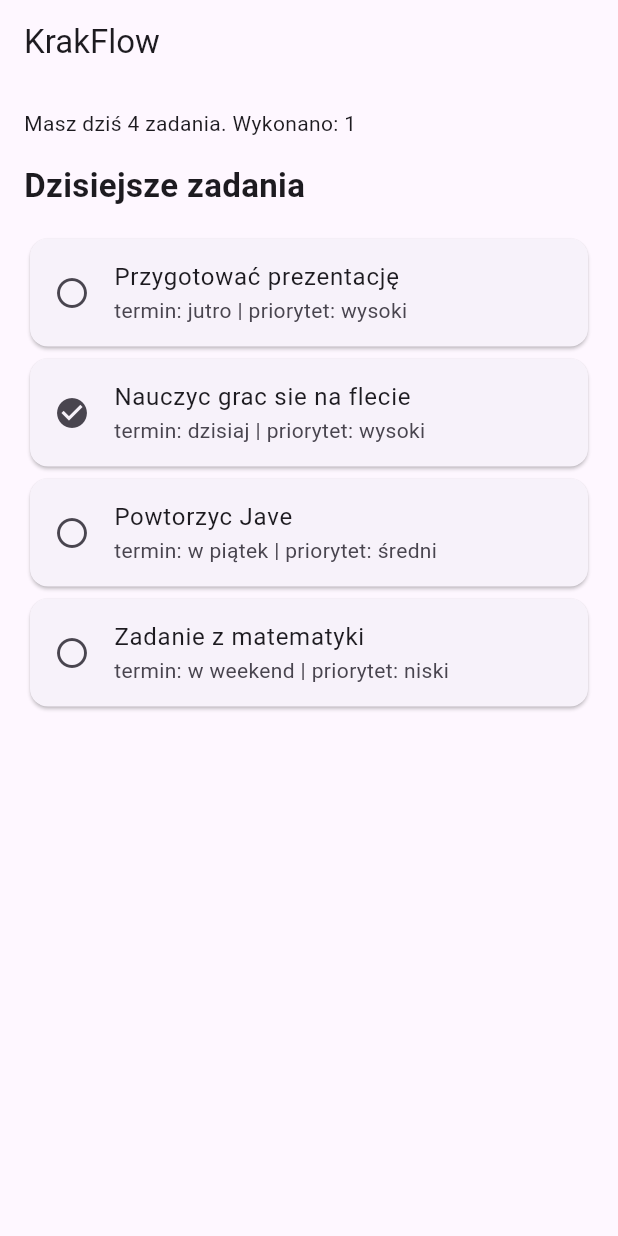
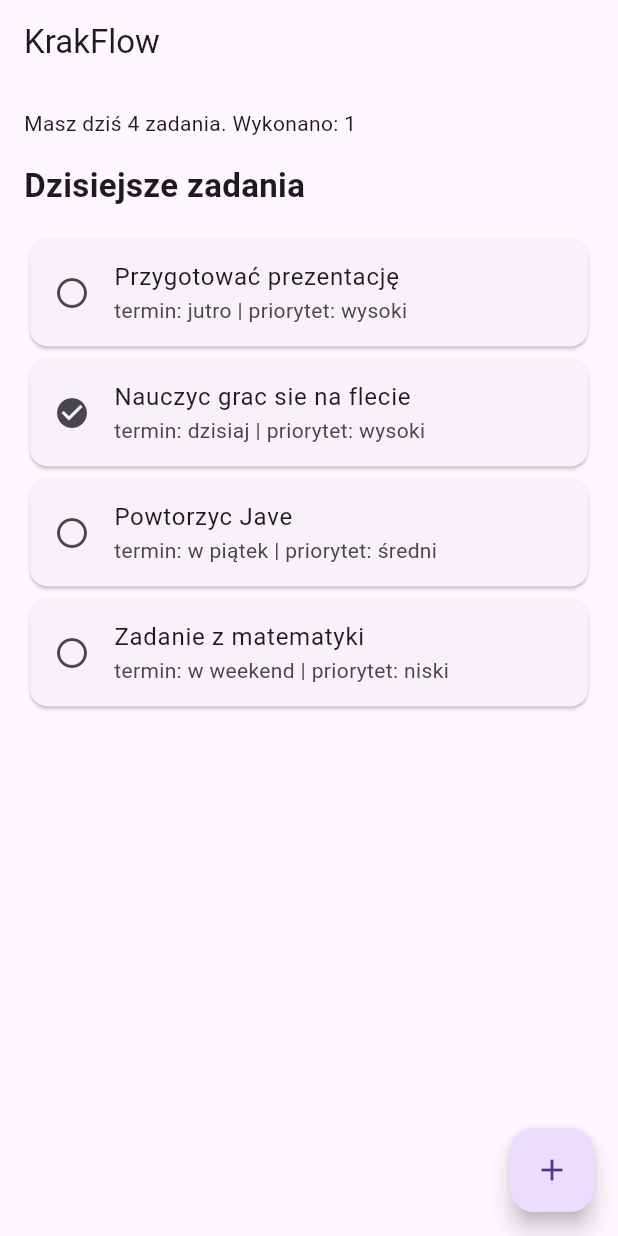
Before and after one commit to kkowalski2133-maker/Klaudiusz, a Flutter app: the screen it shows after launch, on a phone screen of 412 x 824 dp. Run offline on Flutter 3.47's test engine with Material 3 defaults, Android fonts, the phone set to English and light mode, and no system bars.

Commit message:
lab 5 - krakflow navigation and add task screen

```diff
--- a/lib/main.dart
+++ b/lib/main.dart
@@ -1,26 +1,35 @@
 import 'package:flutter/material.dart';
+import 'task_repository.dart';
 
-void main() {
+void main(){
   runApp(MyApp());
 }
 
 class MyApp extends StatelessWidget {
-  MyApp({super.key});
-
-  List<Task> tasks = [
-    Task(title: "Przygotować prezentację", deadline: "jutro", priority: "wysoki", done: false),
-    Task(title: "Nauczyc grac sie na flecie", deadline: "dzisiaj", priority: "wysoki", done: true),
-    Task(title: "Powtorzyc Jave", deadline: "w piątek", priority: "średni", done: false),
-    Task(title: "Zadanie z matematyki", deadline: "w weekend", priority: "niski", done: false),
-  ];
+  const MyApp({super.key});
 
   @override
   Widget build(BuildContext context) {
-    int completedTasks = tasks.where((task) => task.done).length;
-
     return MaterialApp(
       title: 'Flutter Demo',
-      home: Scaffold(
+      home: HomeScreen(),
+    );
+  }
+}
+class HomeScreen extends StatefulWidget{
+    const HomeScreen({super.key});
+
+    @override
+    State<HomeScreen> createState() => _HomeScreenState();
+  }
+
+  class _HomeScreenState extends State<HomeScreen>{
+
+  @override
+  Widget build(BuildContext context) {
+    int completedTasks = TaskRepository.tasks.where((task) => task.done).length;
+
+    return Scaffold(
         appBar: AppBar(
           title: Text("KrakFlow"),
         ),
@@ -29,7 +38,7 @@
           child: Column(
             crossAxisAlignment: CrossAxisAlignment.start,
             children: [
-              Text("Masz dziś ${tasks.length} zadania. Wykonano: $completedTasks"),
+              Text("Masz dziś ${TaskRepository.tasks.length} zadania. Wykonano: $completedTasks"),
               SizedBox(height: 16),
               Text(
                 "Dzisiejsze zadania",
@@ -41,13 +50,14 @@
               SizedBox(height: 16),
               Expanded(
                 child: ListView.builder(
-                    itemCount: tasks.length,
+                    itemCount: TaskRepository.tasks.length,
                     itemBuilder: (context, index) {
+                      final task = TaskRepository.tasks;
                       return TaskCard(
-                        title: tasks[index].title,
-                        deadline: tasks[index].deadline,
-                        priority: tasks[index].priority,
-                        icon: tasks[index].done ? Icons.check_circle : Icons.radio_button_unchecked,
+                        title: task[index].title,
+                        deadline: task[index].deadline,
+                        priority: task[index].priority,
+                        icon: task[index].done ? Icons.check_circle : Icons.radio_button_unchecked,
                       );
                     }
                 ),
@@ -55,30 +65,38 @@
             ],
           ),
         ),
-      ),
+
+        floatingActionButton: FloatingActionButton(
+          onPressed: () async {
+            final Task? newTask = await Navigator.push(
+              context,
+              MaterialPageRoute(
+                builder: (context) => AddTaskScreen(),
+              ),
+            );
+            if (newTask != null) {
+              setState(() {
+                TaskRepository.tasks.add(newTask);
+              });
+            }
+          },
+          child: Icon(Icons.add),
+        ),
     );
   }
 }
 
-class Task {
-  String title;
-  String deadline;
-  bool done;
-  String priority;
-
-  Task({required this.title, required this.deadline, required this.done, required this.priority});
-}
-
-class TaskCard extends StatelessWidget{
+class TaskCard extends StatelessWidget {
   final String title;
   final String deadline;
   final String priority;
   final IconData icon;
 
-  const TaskCard({super.key, required this.title, required this.deadline, required this.priority, required this.icon});
+  const TaskCard(
+      {super.key, required this.title, required this.deadline, required this.priority, required this.icon});
 
   @override
-  Widget build(BuildContext context){
+  Widget build(BuildContext context) {
     return Card(
       child: ListTile(
         leading: Icon(icon),
@@ -88,3 +106,69 @@
     );
   }
 }
+
+class AddTaskScreen extends StatelessWidget {
+  AddTaskScreen({super.key});
+  final TextEditingController titleController = TextEditingController();
+  final TextEditingController deadlineController = TextEditingController();
+  final TextEditingController priorityController = TextEditingController();
+
+  @override
+  Widget build(BuildContext context) {
+    return Scaffold(
+      appBar: AppBar(
+        title: Text("Nowe zadanie"),
+      ),
+      body: Padding(
+        padding: EdgeInsets.all(16.0),
+        child: Column(
+          crossAxisAlignment: CrossAxisAlignment.start,
+          children: [
+            TextField(
+              controller: titleController,
+              decoration: InputDecoration(
+                labelText: "Tytuł zadania",
+                border: OutlineInputBorder(),
+              ),
+            ),
+            SizedBox(height: 16),
+
+            TextField(
+              controller: deadlineController,
+              decoration: InputDecoration(
+                labelText: "Termin wykonania",
+                border: OutlineInputBorder(),
+              ),
+            ),
+            SizedBox(height: 16),
+
+            TextField(
+              controller: priorityController,
+              decoration: InputDecoration(
+                labelText: "Priorytet",
+                border: OutlineInputBorder(),
+              ),
+            ),
+            SizedBox(height: 24),
+            SizedBox(
+              width: double.infinity,
+              child: ElevatedButton(
+                onPressed: () {
+                  Task newTask = Task(
+                    title: titleController.text,
+                    deadline: deadlineController.text,
+                    priority: priorityController.text,
+                    done: false,
+                  );
+
+                  Navigator.pop(context, newTask);
+                },
+                child: Text("Zapisz"),
+              ),
+            ),
+          ],
+        ),
+      ),
+    );
+  }
+}
--- /dev/null
+++ b/lib/task_repository.dart
@@ -0,0 +1,19 @@
+import 'package:flutter/material.dart';
+
+class Task {
+  String title;
+  String deadline;
+  bool done;
+  String priority;
+
+  Task({required this.title, required this.deadline, required this.done, required this.priority});
+}
+
+class TaskRepository {
+  static List<Task> tasks = [
+    Task(title: "Przygotować prezentację", deadline: "jutro", priority: "wysoki", done: false),
+    Task(title: "Nauczyc grac sie na flecie", deadline: "dzisiaj", priority: "wysoki", done: true),
+    Task(title: "Powtorzyc Jave", deadline: "w piątek", priority: "średni", done: false),
+    Task(title: "Zadanie z matematyki", deadline: "w weekend", priority: "niski", done: false),
+  ];
+}
```
Also changed, not shown: pubspec.lock.
